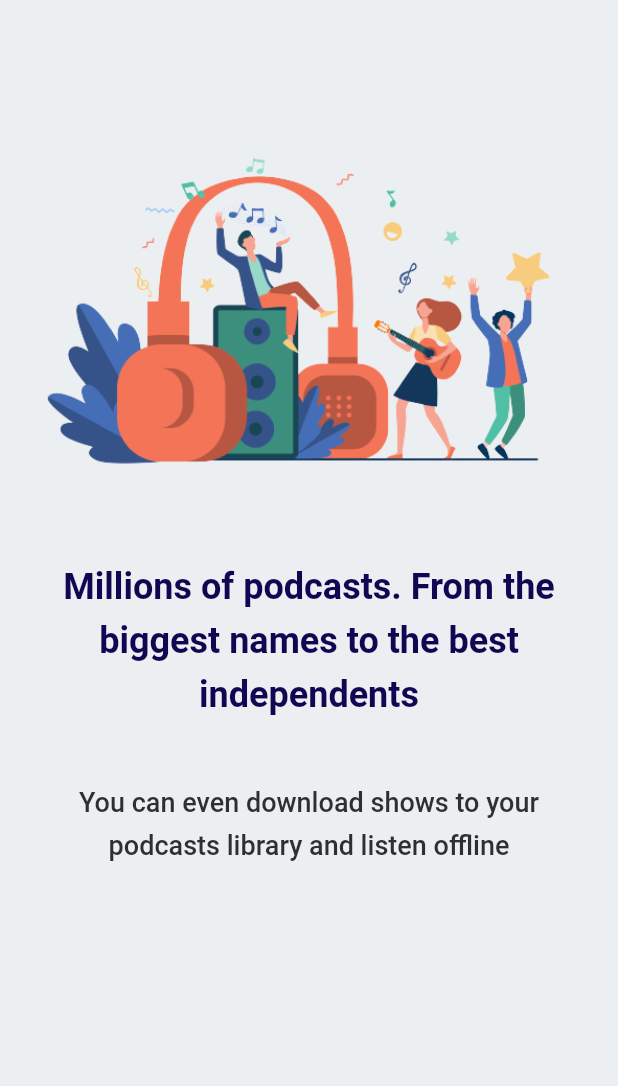
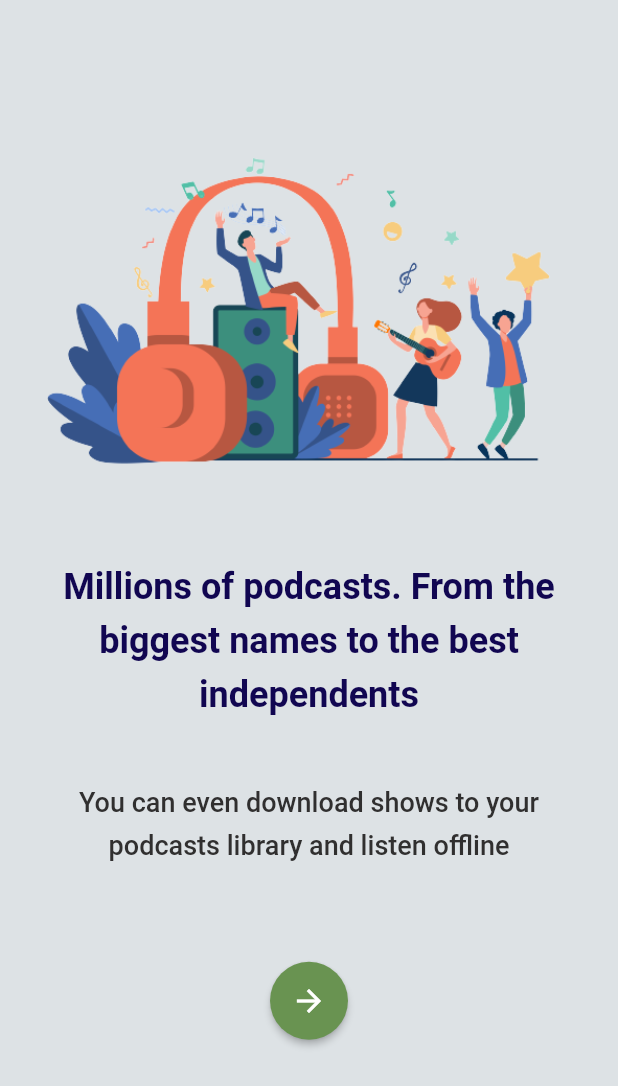
Before and after one commit to GunseliUnsal/sample_page, a Flutter app: the screen it shows after launch, on a phone screen of 412 x 824 dp. Shown: the top 1086 px of the screen. Run offline on Flutter 3.47's test engine with Material 2 defaults, Android fonts, the phone set to English and light mode, and no system bars.

Commit message:
added rounded button

```diff
--- a/lib/podcast_page.dart
+++ b/lib/podcast_page.dart
@@ -16,7 +16,7 @@ class PodcastPageView extends StatelessWidget {
       appBar: AppBar(
         systemOverlayStyle: SystemUiOverlayStyle.dark,
       ),
-      backgroundColor: Colors.blueGrey[50],
+      backgroundColor: const Color.fromARGB(255, 221, 226, 229),
       body: Column(
         children: [
           Image.asset(imageLink),
@@ -24,13 +24,13 @@ class PodcastPageView extends StatelessWidget {
             padding: const EdgeInsets.all(20.0),
             child: _textStyle(titleMessage),
           ),
-          const SizedBox(
-            height: 20,
-          ),
+          const SizedBox(height: 20),
           Padding(
             padding: const EdgeInsets.symmetric(horizontal: 20.0),
             child: _paragraphStyle(paragraphMessage),
           ),
+          const SizedBox(height: 65),
+          _roundedButton(),
         ],
       ),
     );
@@ -48,7 +48,6 @@ class PodcastPageView extends StatelessWidget {
       ),
     );
   }
-}
 
   Widget _paragraphStyle(String message) {
     return Text(
@@ -62,3 +61,27 @@ Widget _paragraphStyle(String message) {
       ),
     );
   }
+
+  Widget _roundedButton() {
+    return RawMaterialButton(
+      onPressed: () {
+        // Düğmeye basıldığında yapılacak işlemler
+      },
+      fillColor: Color.fromARGB(255, 105, 147, 81),
+      shape: RoundedRectangleBorder(
+        borderRadius: BorderRadius.circular(30.0),
+      ),
+      constraints: const BoxConstraints(
+        minWidth: 0,
+        minHeight: 0,
+      ),
+      child: const Padding(
+        padding: EdgeInsets.all(14.0),
+        child: Icon(
+          Icons.arrow_forward,
+          color: Colors.white,
+        ),
+      ),
+    );
+  }
+}
```
Lines whose indentation alone changed are shown as unchanged.
